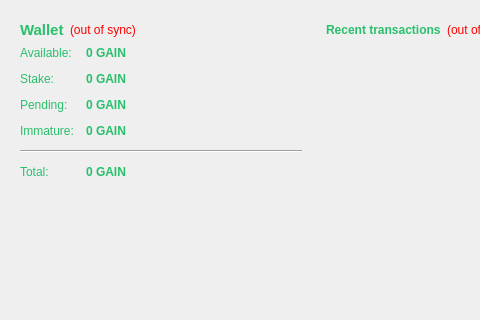
MyCryptoCoins/gsave, file src/qt/forms/overviewpage.ui: the form before one commit; both pictures show x 0 to 480 and y 0 to 320 of the 590 by 530 pixel window.
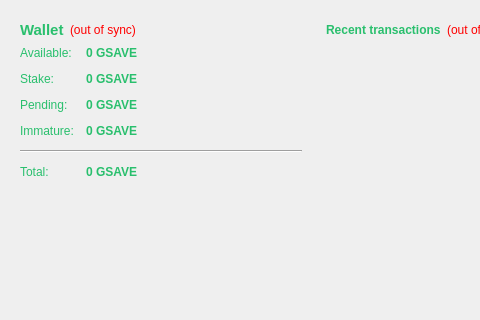
The form after the commit. Icons and pictures are not drawn.

Patch:
```diff
--- a/src/qt/forms/overviewpage.ui
+++ b/src/qt/forms/overviewpage.ui
@@ -250,7 +250,7 @@
              <string>Your current spendable balance</string>
             </property>
             <property name="text">
-             <string notr="true">0 GAIN</string>
+             <string notr="true">0 GSAVE</string>
             </property>
             <property name="textInteractionFlags">
              <set>Qt::LinksAccessibleByMouse|Qt::TextSelectableByKeyboard|Qt::TextSelectableByMouse</set>
@@ -279,7 +279,7 @@
              <string>Total of coins that was staked, and do not yet count toward the current balance</string>
             </property>
             <property name="text">
-             <string notr="true">0 GAIN</string>
+             <string notr="true">0 GSAVE</string>
             </property>
             <property name="textInteractionFlags">
              <set>Qt::LinksAccessibleByMouse|Qt::TextSelectableByKeyboard|Qt::TextSelectableByMouse</set>
@@ -308,7 +308,7 @@
              <string>Total of transactions that have yet to be confirmed, and do not yet count toward the current balance</string>
             </property>
             <property name="text">
-             <string notr="true">0 GAIN</string>
+             <string notr="true">0 GSAVE</string>
             </property>
             <property name="textInteractionFlags">
              <set>Qt::LinksAccessibleByMouse|Qt::TextSelectableByKeyboard|Qt::TextSelectableByMouse</set>
@@ -334,7 +334,7 @@
              <string>Mined balance that has not yet matured</string>
             </property>
             <property name="text">
-             <string notr="true">0 GAIN</string>
+             <string notr="true">0 GSAVE</string>
             </property>
             <property name="textInteractionFlags">
              <set>Qt::LinksAccessibleByMouse|Qt::TextSelectableByKeyboard|Qt::TextSelectableByMouse</set>
@@ -370,7 +370,7 @@
              <string>Your current total balance</string>
             </property>
             <property name="text">
-             <string notr="true">0 GAIN</string>
+             <string notr="true">0 GSAVE</string>
             </property>
             <property name="textInteractionFlags">
              <set>Qt::LinksAccessibleByMouse|Qt::TextSelectableByKeyboard|Qt::TextSelectableByMouse</set>
```
Left out of the diff: 4 changed lines with no effect on the pictures.
